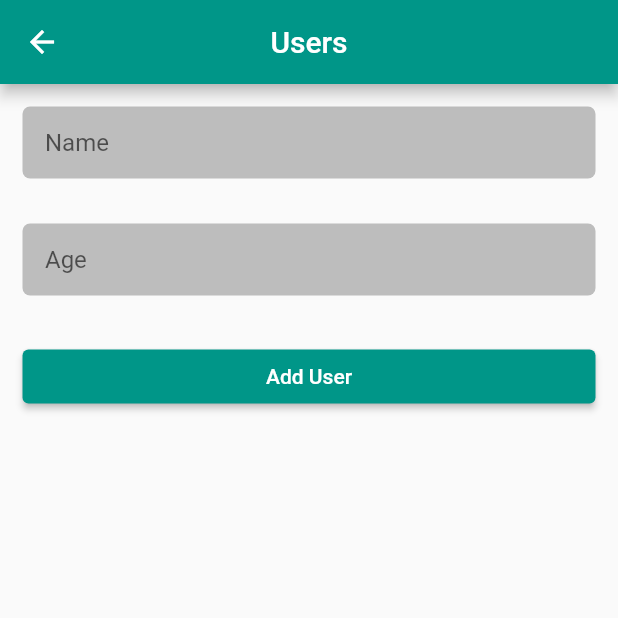
After one commit to nirmal-mazhuvanpilly/flutter_firebase_samples, a Flutter app: the screen it shows after launch, after a tap on "Users", on a phone screen of 412 x 824 dp, the top half of it. The commit adds this screen. Run offline on Flutter 3.47's test engine with Material 2 defaults, Android fonts, the phone set to English and light mode, and no system bars; our stand-ins replace cloud_firestore, firebase_core; accounts and stored records are empty.

Commit message:
Flutter Cloud_firestore, Read & Write implementation

```diff
--- a/lib/main.dart
+++ b/lib/main.dart
@@ -1,7 +1,8 @@
 import 'package:flutter/material.dart';
 import 'package:firebase_core/firebase_core.dart';
+import 'package:flutter_firebase_samples/user_view.dart';
 
-void main() async{
+void main() async {
   WidgetsFlutterBinding.ensureInitialized();
   await Firebase.initializeApp();
   runApp(const MyApp());
@@ -37,7 +38,26 @@ class _MyHomePageState extends State<MyHomePage> {
       appBar: AppBar(
         title: Text(widget.title),
       ),
-      body: const Center(),
+      body: Center(
+        child: Column(
+          mainAxisAlignment: MainAxisAlignment.center,
+          crossAxisAlignment: CrossAxisAlignment.stretch,
+          children: [
+            Padding(
+              padding: const EdgeInsets.symmetric(horizontal: 15),
+              child: ElevatedButton(
+                  onPressed: () {
+                    Navigator.of(context).push(MaterialPageRoute(
+                      builder: (context) {
+                        return const UserView();
+                      },
+                    ));
+                  },
+                  child: const Text("Users")),
+            )
+          ],
+        ),
+      ),
     );
   }
 }
--- /dev/null
+++ b/lib/user_view.dart
@@ -0,0 +1,198 @@
+import 'package:cloud_firestore/cloud_firestore.dart';
+import 'package:flutter/material.dart';
+
+class UserView extends StatefulWidget {
+  const UserView({Key? key}) : super(key: key);
+
+  @override
+  State<UserView> createState() => _UserViewState();
+}
+
+class _UserViewState extends State<UserView> {
+  final FirebaseFirestore _firestore = FirebaseFirestore.instance;
+  late CollectionReference _users;
+  late Stream<QuerySnapshot<Object?>> _userStream;
+
+  final TextEditingController _nameController = TextEditingController();
+  final TextEditingController _ageController = TextEditingController();
+
+  Future<void> _addUser({String? name, String? age}) async {
+    Map<String, dynamic> _data = {
+      "Name": name,
+      "Age": age,
+    };
+    await _users.add(_data).then((value) {
+      debugPrint("Value added with ID : ${value.id}");
+    }).then((error) {
+      debugPrint("$error");
+    });
+  }
+
+  //One time read
+  void _getUsersOneTime() async {
+    _users.get().then((value) {
+      for (var element in value.docs) {
+        Map<String, dynamic> data = element.data() as Map<String, dynamic>;
+        debugPrint(data.toString());
+      }
+    });
+  }
+
+  @override
+  void initState() {
+    _users = _firestore.collection("Rasta");
+    _getUsersOneTime();
+    _userStream = _users.snapshots();
+    super.initState();
+  }
+
+  @override
+  void dispose() {
+    _nameController.dispose();
+    _ageController.dispose();
+    super.dispose();
+  }
+
+  @override
+  Widget build(BuildContext context) {
+    const kWidth = SizedBox(width: 10);
+    return Scaffold(
+      appBar: AppBar(
+        centerTitle: true,
+        title: const Text("Users"),
+      ),
+      body: Center(
+        child: Column(
+          children: [
+            Column(
+              mainAxisAlignment: MainAxisAlignment.center,
+              crossAxisAlignment: CrossAxisAlignment.stretch,
+              children: [
+                Container(
+                    margin: const EdgeInsets.all(15),
+                    decoration: BoxDecoration(
+                        color: Colors.grey.shade400,
+                        borderRadius: BorderRadius.circular(5)),
+                    child: TextFormField(
+                      controller: _nameController,
+                      decoration: const InputDecoration(
+                        contentPadding: EdgeInsets.symmetric(horizontal: 15),
+                        hintText: "Name",
+                        border: InputBorder.none,
+                        errorBorder: InputBorder.none,
+                        enabledBorder: InputBorder.none,
+                        focusedBorder: InputBorder.none,
+                        disabledBorder: InputBorder.none,
+                        focusedErrorBorder: InputBorder.none,
+                      ),
+                    )),
+                Container(
+                    margin: const EdgeInsets.all(15),
+                    decoration: BoxDecoration(
+                        color: Colors.grey.shade400,
+                        borderRadius: BorderRadius.circular(5)),
+                    child: TextFormField(
+                      controller: _ageController,
+                      decoration: const InputDecoration(
+                        contentPadding: EdgeInsets.symmetric(horizontal: 15),
+                        hintText: "Age",
+                        border: InputBorder.none,
+                        errorBorder: InputBorder.none,
+                        enabledBorder: InputBorder.none,
+                        focusedBorder: InputBorder.none,
+                        disabledBorder: InputBorder.none,
+                        focusedErrorBorder: InputBorder.none,
+                      ),
+                    )),
+                Padding(
+                  padding: const EdgeInsets.all(15),
+                  child: ElevatedButton(
+                      onPressed: () async {
+                        if (_nameController.text.isEmpty ||
+                            _ageController.text.isEmpty) {
+                          SnackBar snackBar = const SnackBar(
+                              content: Text("Name & Age cannot be empty"));
+                          ScaffoldMessenger.of(context).showSnackBar(snackBar);
+                        } else {
+                          await _addUser(
+                                  age: _ageController.text,
+                                  name: _nameController.text)
+                              .then((value) {
+                            _nameController.clear();
+                            _ageController.clear();
+                          });
+                        }
+                      },
+                      child: const Text("Add User")),
+                )
+              ],
+            ),
+            Expanded(
+                //Real Time Changes with Stream Builder
+                //Both the CollectionReference & DocumentReference provide a snapshots() method which returns a Stream:
+                child: StreamBuilder<QuerySnapshot>(
+                    stream: _userStream,
+                    builder: (BuildContext context,
+                        AsyncSnapshot<QuerySnapshot> snapshot) {
+                      if (snapshot.hasError) {
+                        return const Center(
+                            child: Text('Something went wrong'));
+                      }
+                      if (snapshot.connectionState == ConnectionState.waiting) {
+                        return const Center(child: CircularProgressIndicator());
+                      }
+                      return ListView.builder(
+                        itemCount: snapshot.data!.docs.length,
+                        itemBuilder: (context, index) {
+                          Map<String, dynamic> data = snapshot.data!.docs
+                              .elementAt(index)
+                              .data() as Map<String, dynamic>;
+                          return Container(
+                            margin: const EdgeInsets.symmetric(
+                                vertical: 10, horizontal: 15),
+                            padding: const EdgeInsets.all(10),
+                            decoration: BoxDecoration(
+                              color: Colors.grey.shade400,
+                              borderRadius: BorderRadius.circular(5),
+                            ),
+                            child: Row(
+                              children: [
+                                CircleAvatar(
+                                  child: Text("${index + 1}"),
+                                ),
+                                kWidth,
+                                Column(
+                                  crossAxisAlignment: CrossAxisAlignment.start,
+                                  children: const [
+                                    Text("Name"),
+                                    Text("Age"),
+                                  ],
+                                ),
+                                kWidth,
+                                Column(
+                                  crossAxisAlignment: CrossAxisAlignment.start,
+                                  children: const [
+                                    Text(":"),
+                                    Text(":"),
+                                  ],
+                                ),
+                                kWidth,
+                                Column(
+                                  crossAxisAlignment: CrossAxisAlignment.start,
+                                  children: [
+                                    Text(data["Name"]),
+                                    Text(data["Age"]),
+                                  ],
+                                ),
+                              ],
+                            ),
+                          );
+                        },
+                      );
+                    }))
+          ],
+        ),
+      ),
+    );
+  }
+}
--- a/pubspec.yaml
+++ b/pubspec.yaml
@@ -35,11 +35,12 @@ dependencies:
   # Use with the CupertinoIcons class for iOS style icons.
   cupertino_icons: ^1.0.2
   firebase_core: ^1.10.5
+  cloud_firestore: 2.5.0
 
 dev_dependencies:
   flutter_test:
     sdk: flutter
-
+  cloud_firestore_platform_interface: 5.4.13
   # The "flutter_lints" package below contains a set of recommended lints to
   # encourage good coding practices. The lint set provided by the package is
   # activated in the `analysis_options.yaml` file located at the root of your
```
Also changed, not shown: pubspec.lock.
